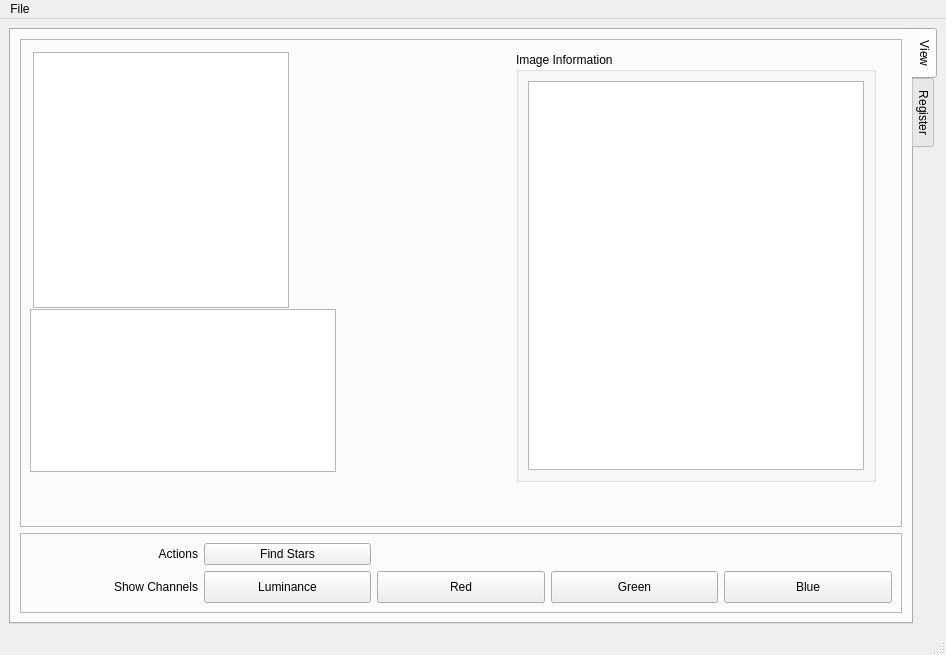
The window that stellate/stellate.ui (jmtyszka/stellate) describes before a commit, drawn with Qt 5.
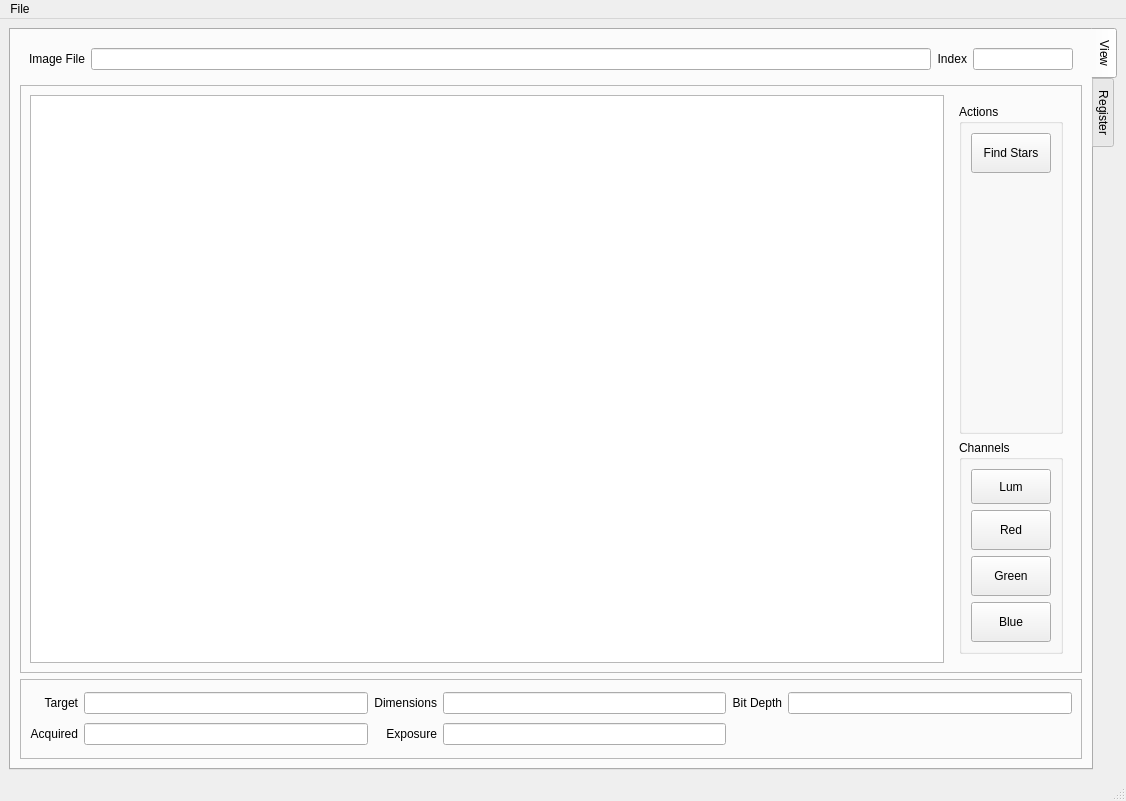
The same window after the commit. Custom widgets are drawn as their Qt base class.

Commit message: More GUI refinement. Implemented image with interactive histogram for intensity scaling using PyQtGraph objects.

```diff
--- a/stellate/stellate.ui
+++ b/stellate/stellate.ui
@@ -6,8 +6,8 @@
    <rect>
     <x>0</x>
     <y>0</y>
-    <width>946</width>
-    <height>655</height>
+    <width>1126</width>
+    <height>801</height>
    </rect>
   </property>
   <property name="sizePolicy">
@@ -59,71 +59,83 @@
        </attribute>
        <layout class="QVBoxLayout" name="verticalLayout_4">
         <item>
-         <widget class="QFrame" name="frame_2">
+         <widget class="QWidget" name="widget" native="true">
+          <property name="minimumSize">
+           <size>
+            <width>0</width>
+            <height>24</height>
+           </size>
+          </property>
+          <property name="maximumSize">
+           <size>
+            <width>16777215</width>
+            <height>45</height>
+           </size>
+          </property>
+          <layout class="QHBoxLayout" name="horizontalLayout_2">
+           <item>
+            <widget class="QLabel" name="label_2">
+             <property name="text">
+              <string>Image File</string>
+             </property>
+             <property name="alignment">
+              <set>Qt::AlignRight|Qt::AlignTrailing|Qt::AlignVCenter</set>
+             </property>
+            </widget>
+           </item>
+           <item>
+            <widget class="QLineEdit" name="fnameText">
+             <property name="alignment">
+              <set>Qt::AlignCenter</set>
+             </property>
+             <property name="readOnly">
+              <bool>true</bool>
+             </property>
+            </widget>
+           </item>
+           <item>
+            <widget class="QLabel" name="label_6">
+             <property name="text">
+              <string>Index</string>
+             </property>
+             <property name="alignment">
+              <set>Qt::AlignRight|Qt::AlignTrailing|Qt::AlignVCenter</set>
+             </property>
+            </widget>
+           </item>
+           <item>
+            <widget class="QLineEdit" name="indexText">
+             <property name="maximumSize">
+              <size>
+               <width>100</width>
+               <height>16777215</height>
+              </size>
+             </property>
+             <property name="alignment">
+              <set>Qt::AlignCenter</set>
+             </property>
+             <property name="readOnly">
+              <bool>true</bool>
+             </property>
+            </widget>
+           </item>
+          </layout>
+         </widget>
+        </item>
+        <item>
+         <widget class="QFrame" name="imageFrame">
           <property name="frameShape">
            <enum>QFrame::StyledPanel</enum>
           </property>
           <property name="frameShadow">
            <enum>QFrame::Raised</enum>
           </property>
-          <widget class="imgViewer" name="viewer">
-           <property name="geometry">
-            <rect>
-             <x>13</x>
-             <y>13</y>
-             <width>256</width>
-             <height>256</height>
-            </rect>
-           </property>
-           <property name="sizePolicy">
-            <sizepolicy hsizetype="Preferred" vsizetype="Preferred">
-             <horstretch>0</horstretch>
-             <verstretch>0</verstretch>
-            </sizepolicy>
-           </property>
-           <property name="minimumSize">
-            <size>
-             <width>256</width>
-             <height>256</height>
-            </size>
-           </property>
-           <property name="maximumSize">
-            <size>
-             <width>2560</width>
-             <height>2560</height>
-            </size>
-           </property>
-           <property name="mouseTracking">
-            <bool>true</bool>
-           </property>
-           <property name="toolTip">
-            <string>FITS image view. Left mouse button pans, mouse wheel zooms.</string>
-           </property>
-           <property name="lineWidth">
-            <number>2</number>
-           </property>
-           <property name="verticalScrollBarPolicy">
-            <enum>Qt::ScrollBarAlwaysOff</enum>
-           </property>
-           <property name="horizontalScrollBarPolicy">
-            <enum>Qt::ScrollBarAlwaysOff</enum>
-           </property>
-           <property name="transformationAnchor">
-            <enum>QGraphicsView::AnchorUnderMouse</enum>
-           </property>
-           <property name="resizeAnchor">
-            <enum>QGraphicsView::AnchorUnderMouse</enum>
-           </property>
-          </widget>
+          <layout class="QHBoxLayout" name="horizontalLayout">
+           <item>
+            <widget class="imageviewer" name="imageViewer"/>
+           </item>
+           <item>
           <widget class="QWidget" name="widget_2" native="true">
-           <property name="geometry">
-            <rect>
-             <x>496</x>
-             <y>13</y>
-             <width>360</width>
-             <height>430</height>
-            </rect>
-           </property>
            <property name="sizePolicy">
             <sizepolicy hsizetype="Preferred" vsizetype="Preferred">
              <horstretch>0</horstretch>
@@ -138,73 +150,65 @@
            </property>
            <property name="maximumSize">
             <size>
-             <width>360</width>
+               <width>150</width>
              <height>16777215</height>
             </size>
+             </property>
+             <layout class="QVBoxLayout" name="verticalLayout_5">
+              <item>
+               <widget class="QGroupBox" name="groupBox_2">
+                <property name="title">
+                 <string>Actions</string>
            </property>
            <layout class="QVBoxLayout" name="verticalLayout">
             <item>
-             <widget class="QGroupBox" name="infoGroupBox">
-              <property name="sizePolicy">
-               <sizepolicy hsizetype="Preferred" vsizetype="Preferred">
-                <horstretch>0</horstretch>
-                <verstretch>0</verstretch>
-               </sizepolicy>
-              </property>
+                  <widget class="QPushButton" name="findStarsButton">
               <property name="minimumSize">
                <size>
                 <width>0</width>
-                <height>0</height>
-               </size>
-              </property>
+                     <height>40</height>
+                    </size>
+                   </property>
+                   <property name="maximumSize">
+                    <size>
+                     <width>16777215</width>
+                     <height>40</height>
+                    </size>
+                   </property>
+                   <property name="text">
+                    <string>Find Stars</string>
+                   </property>
+                  </widget>
+                 </item>
+                 <item>
+                  <spacer name="verticalSpacer">
+                   <property name="orientation">
+                    <enum>Qt::Vertical</enum>
+                   </property>
+                   <property name="sizeHint" stdset="0">
+                    <size>
+                     <width>20</width>
+                     <height>40</height>
+                    </size>
+                   </property>
+                  </spacer>
+                 </item>
+                </layout>
+               </widget>
+              </item>
+              <item>
+               <widget class="QGroupBox" name="groupBox">
               <property name="title">
-               <string>Image Information</string>
+                 <string>Channels</string>
               </property>
               <layout class="QVBoxLayout" name="verticalLayout_2">
                <item>
-                <widget class="QPlainTextEdit" name="imageInfo">
-                 <property name="sizePolicy">
-                  <sizepolicy hsizetype="Preferred" vsizetype="Preferred">
-                   <horstretch>0</horstretch>
-                   <verstretch>0</verstretch>
-                  </sizepolicy>
-                 </property>
-                 <property name="minimumSize">
-                  <size>
-                   <width>0</width>
-                   <height>64</height>
-                  </size>
-                 </property>
-                 <property name="documentTitle">
-                  <string/>
-                 </property>
-                 <property name="readOnly">
-                  <bool>true</bool>
-                 </property>
-                 <property name="plainText">
-                  <string/>
-                 </property>
-                </widget>
-               </item>
-              </layout>
-             </widget>
-            </item>
-           </layout>
-          </widget>
-          <widget class="PlotWidget" name="histogramView">
+                  <widget class="QPushButton" name="lumButton">
            <property name="enabled">
             <bool>true</bool>
            </property>
-           <property name="geometry">
-            <rect>
-             <x>10</x>
-             <y>270</y>
-             <width>306</width>
-             <height>163</height>
-            </rect>
-           </property>
            <property name="sizePolicy">
-            <sizepolicy hsizetype="Preferred" vsizetype="Expanding">
+                    <sizepolicy hsizetype="Preferred" vsizetype="Preferred">
              <horstretch>0</horstretch>
              <verstretch>0</verstretch>
             </sizepolicy>
@@ -212,75 +216,31 @@
            <property name="minimumSize">
             <size>
              <width>0</width>
-             <height>128</height>
+                     <height>35</height>
             </size>
            </property>
            <property name="maximumSize">
             <size>
              <width>16777215</width>
-             <height>16777215</height>
-            </size>
-           </property>
-           <property name="lineWidth">
-            <number>1</number>
-           </property>
-           <property name="sceneRect">
-            <rectf>
-             <x>0.000000000000000</x>
-             <y>0.000000000000000</y>
-             <width>64.000000000000000</width>
-             <height>64.000000000000000</height>
-            </rectf>
-           </property>
-          </widget>
-         </widget>
-        </item>
-        <item>
-         <widget class="QFrame" name="frame">
-          <property name="minimumSize">
-           <size>
-            <width>0</width>
-            <height>80</height>
-           </size>
-          </property>
-          <property name="maximumSize">
-           <size>
-            <width>16777215</width>
-            <height>80</height>
-           </size>
-          </property>
-          <property name="frameShape">
-           <enum>QFrame::StyledPanel</enum>
-          </property>
-          <property name="frameShadow">
-           <enum>QFrame::Raised</enum>
-          </property>
-          <layout class="QGridLayout" name="gridLayout">
-           <item row="0" column="0">
-            <widget class="QLabel" name="label">
+                     <height>35</height>
+                    </size>
+                   </property>
              <property name="text">
-              <string>Actions</string>
-             </property>
-             <property name="alignment">
-              <set>Qt::AlignRight|Qt::AlignTrailing|Qt::AlignVCenter</set>
-             </property>
-            </widget>
-           </item>
-           <item row="1" column="0">
-            <widget class="QLabel" name="label_2">
-             <property name="text">
-              <string>Show Channels</string>
-             </property>
-             <property name="alignment">
-              <set>Qt::AlignRight|Qt::AlignTrailing|Qt::AlignVCenter</set>
+                    <string>Lum</string>
+                   </property>
+                   <property name="checkable">
+                    <bool>true</bool>
+                   </property>
+                   <property name="default">
+                    <bool>false</bool>
+                   </property>
+                   <property name="flat">
+                    <bool>false</bool>
              </property>
             </widget>
            </item>
-           <item row="1" column="1">
-            <widget class="QPushButton" name="luminanceButton">
-             <property name="enabled">
-              <bool>true</bool>
-             </property>
+                 <item>
+                  <widget class="QPushButton" name="redButton">
              <property name="sizePolicy">
               <sizepolicy hsizetype="Preferred" vsizetype="Preferred">
                <horstretch>0</horstretch>
@@ -290,11 +250,17 @@
              <property name="minimumSize">
               <size>
                <width>0</width>
-               <height>0</height>
-              </size>
-             </property>
+                     <height>40</height>
+                    </size>
+                   </property>
+                   <property name="maximumSize">
+                    <size>
+                     <width>16777215</width>
+                     <height>40</height>
+                    </size>
+                   </property>
              <property name="text">
-              <string>Luminance</string>
+                    <string>Red</string>
              </property>
              <property name="checkable">
               <bool>true</bool>
@@ -307,7 +273,7 @@
              </property>
             </widget>
            </item>
-           <item row="1" column="4">
+                 <item>
             <widget class="QPushButton" name="greenButton">
              <property name="sizePolicy">
               <sizepolicy hsizetype="Preferred" vsizetype="Preferred">
@@ -318,7 +284,13 @@
              <property name="minimumSize">
               <size>
                <width>0</width>
-               <height>0</height>
+                     <height>40</height>
+                    </size>
+                   </property>
+                   <property name="maximumSize">
+                    <size>
+                     <width>16777215</width>
+                     <height>40</height>
               </size>
              </property>
              <property name="text">
@@ -335,7 +307,7 @@
              </property>
             </widget>
            </item>
-           <item row="1" column="5">
+                 <item>
             <widget class="QPushButton" name="blueButton">
              <property name="sizePolicy">
               <sizepolicy hsizetype="Preferred" vsizetype="Preferred">
@@ -346,7 +318,13 @@
              <property name="minimumSize">
               <size>
                <width>0</width>
-               <height>0</height>
+                     <height>40</height>
+                    </size>
+                   </property>
+                   <property name="maximumSize">
+                    <size>
+                     <width>16777215</width>
+                     <height>40</height>
               </size>
              </property>
              <property name="text">
@@ -363,41 +341,108 @@
              </property>
             </widget>
            </item>
-           <item row="0" column="1">
-            <widget class="QPushButton" name="findStarsButton">
-             <property name="text">
-              <string>Find Stars</string>
-             </property>
-            </widget>
-           </item>
-           <item row="1" column="2">
-            <widget class="QPushButton" name="redButton">
-             <property name="sizePolicy">
-              <sizepolicy hsizetype="Preferred" vsizetype="Preferred">
-               <horstretch>0</horstretch>
-               <verstretch>0</verstretch>
-              </sizepolicy>
-             </property>
+                </layout>
+               </widget>
+              </item>
+             </layout>
+            </widget>
+           </item>
+          </layout>
+         </widget>
+        </item>
+        <item>
+         <widget class="QFrame" name="frame">
              <property name="minimumSize">
               <size>
                <width>0</width>
-               <height>0</height>
-              </size>
-             </property>
+            <height>80</height>
+           </size>
+          </property>
+          <property name="maximumSize">
+           <size>
+            <width>16777215</width>
+            <height>80</height>
+           </size>
+          </property>
+          <property name="frameShape">
+           <enum>QFrame::StyledPanel</enum>
+          </property>
+          <property name="frameShadow">
+           <enum>QFrame::Raised</enum>
+          </property>
+          <layout class="QGridLayout" name="gridLayout">
+           <item row="0" column="3">
+            <widget class="QLabel" name="label_7">
              <property name="text">
-              <string>Red</string>
+              <string>Dimensions</string>
              </property>
-             <property name="checkable">
-              <bool>true</bool>
+             <property name="alignment">
+              <set>Qt::AlignRight|Qt::AlignTrailing|Qt::AlignVCenter</set>
              </property>
-             <property name="default">
-              <bool>false</bool>
+            </widget>
+           </item>
+           <item row="0" column="0" colspan="2">
+            <widget class="QLabel" name="label">
+             <property name="text">
+              <string>Target</string>
              </property>
-             <property name="flat">
-              <bool>false</bool>
+             <property name="alignment">
+              <set>Qt::AlignRight|Qt::AlignTrailing|Qt::AlignVCenter</set>
              </property>
             </widget>
            </item>
+           <item row="0" column="2">
+            <widget class="QLineEdit" name="targetText"/>
+           </item>
+           <item row="2" column="0" colspan="2">
+            <widget class="QLabel" name="label_3">
+             <property name="text">
+              <string>Acquired</string>
+             </property>
+             <property name="alignment">
+              <set>Qt::AlignRight|Qt::AlignTrailing|Qt::AlignVCenter</set>
+             </property>
+            </widget>
+           </item>
+           <item row="0" column="7">
+            <widget class="QLineEdit" name="dimText"/>
+           </item>
+           <item row="2" column="2">
+            <widget class="QLineEdit" name="acqText">
+             <property name="maximumSize">
+              <size>
+               <width>16777215</width>
+               <height>16777215</height>
+              </size>
+             </property>
+            </widget>
+           </item>
+           <item row="0" column="8">
+            <widget class="QLabel" name="label_4">
+             <property name="text">
+              <string>Bit Depth</string>
+             </property>
+             <property name="alignment">
+              <set>Qt::AlignRight|Qt::AlignTrailing|Qt::AlignVCenter</set>
+             </property>
+            </widget>
+           </item>
+           <item row="0" column="12">
+            <widget class="QLineEdit" name="bitDepthText"/>
+           </item>
+           <item row="2" column="3">
+            <widget class="QLabel" name="label_8">
+             <property name="text">
+              <string>Exposure</string>
+             </property>
+             <property name="alignment">
+              <set>Qt::AlignRight|Qt::AlignTrailing|Qt::AlignVCenter</set>
+             </property>
+            </widget>
+           </item>
+           <item row="2" column="7">
+            <widget class="QLineEdit" name="exposeText"/>
+           </item>
           </layout>
          </widget>
         </item>
@@ -543,7 +588,7 @@
     <rect>
      <x>0</x>
      <y>0</y>
-     <width>946</width>
+     <width>1126</width>
      <height>22</height>
     </rect>
    </property>
@@ -597,14 +642,9 @@
  </widget>
  <customwidgets>
   <customwidget>
-   <class>imgViewer</class>
+   <class>imageviewer</class>
    <extends>QGraphicsView</extends>
-   <header>imgviewer</header>
-  </customwidget>
-  <customwidget>
-   <class>PlotWidget</class>
-   <extends>QGraphicsView</extends>
-   <header>pyqtgraph</header>
+   <header>stellate.imageviewer</header>
   </customwidget>
  </customwidgets>
  <resources/>
```
Lines whose indentation alone changed are shown as unchanged. The commit also changes 5 other files.
